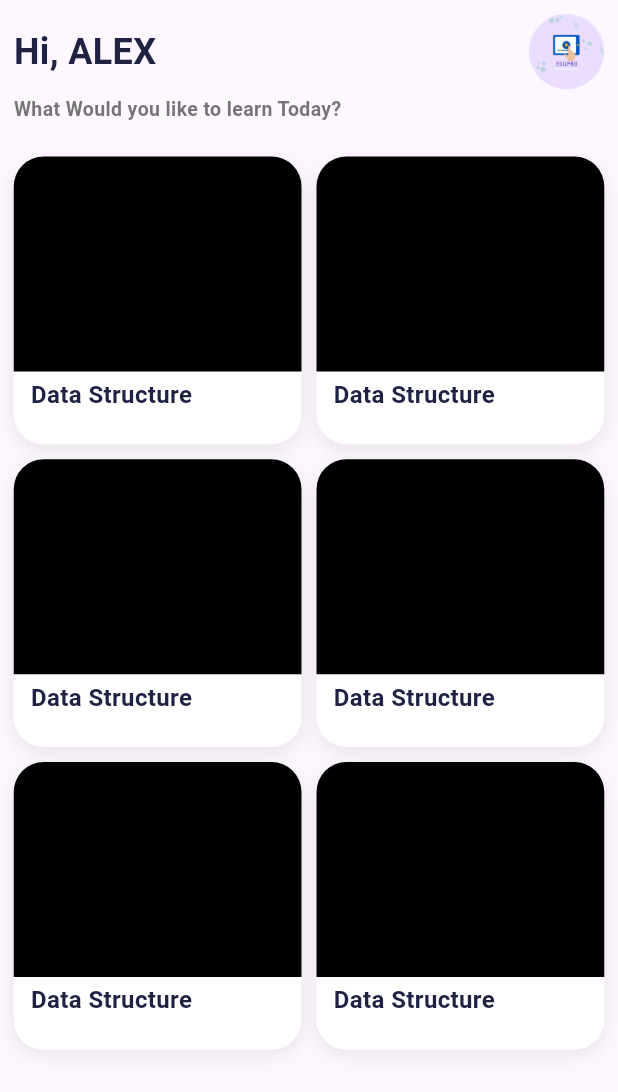
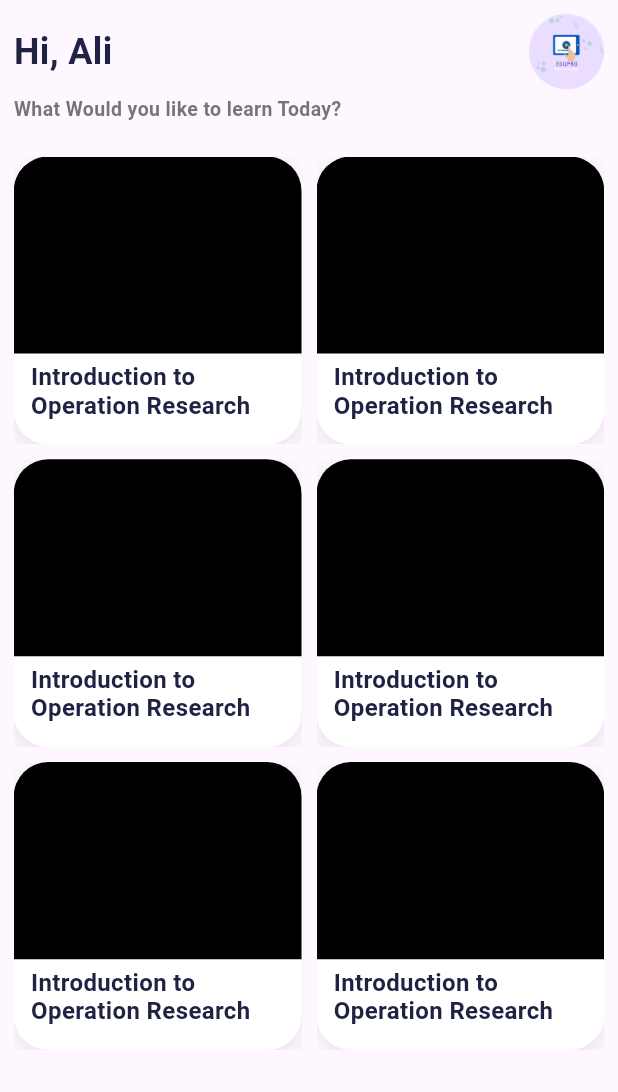
Before and after one commit to aliabdelmoaty/eelu-App, a Flutter app: the HomeScreen screen opened directly, on a phone screen of 412 x 824 dp. Shown: the top 1092 px of the screen. Run offline on Flutter 3.47's test engine with Material 3 defaults, Android fonts, the light colour scheme and no system bars; our stand-ins replace flutter_screenutil, flutter_svg, go_router; Roboto replaces fonts that are missing (Jost, Mulish).

Commit message:
home screen ui done

```diff
--- /dev/null
+++ b/lib/core/utils/app_router.dart
@@ -0,0 +1,26 @@
+import 'package:go_router/go_router.dart';
+import 'package:payment/features/home/presentation/view/home_screen.dart';
+import 'package:payment/features/login/presentation/view/login_screen.dart';
+import 'package:payment/features/register/presentation/view/register_screen.dart';
+
+abstract class AppRouter {
+  static const String home = '/';
+  static const String login = '/login';
+  static const String register = '/register';
+
+
+  static final router = GoRouter(routes: [
+    GoRoute(
+      path: home,
+      builder: (context, state) => const HomeScreen(),
+    ),
+    GoRoute(
+      path: login,
+      builder: (context, state) => const LoginScreen(),
+    ),
+    GoRoute(
+      path: register,
+      builder: (context, state) => const RegisterScreen(),
+    ),
+  ]);
+}
--- a/lib/features/home/presentation/view/home_screen.dart
+++ b/lib/features/home/presentation/view/home_screen.dart
@@ -1,7 +1,6 @@
 import 'package:flutter/material.dart';
-import 'package:flutter_screenutil/flutter_screenutil.dart';
-import 'package:payment/core/utils/assets.dart';
-import 'package:payment/core/utils/styles.dart';
+
+import 'package:payment/features/home/presentation/view/widgets/home_screen_body.dart';
 
 class HomeScreen extends StatelessWidget {
   const HomeScreen({super.key});
@@ -13,92 +12,3 @@ class HomeScreen extends StatelessWidget {
     );
   }
 }
-
-class HomeScreenBody extends StatelessWidget {
-  const HomeScreenBody({super.key});
-
-  @override
-  Widget build(BuildContext context) {
-    return SafeArea(
-      child: Padding(
-        padding: EdgeInsets.all(8.r),
-        child: Column(
-          crossAxisAlignment: CrossAxisAlignment.start,
-          children: [
-            Row(
-              children: [
-                const Text('Hi, ALEX', style: Styles.textStyle24),
-                const Spacer(),
-                CircleAvatar(
-                  radius: 22.r,
-                  backgroundImage: const AssetImage(Assets.imagesSplash),
-                )
-              ],
-            ),
-            SizedBox(height: 5.h),
-            const Text('What Would you like to learn Today? ',
-                style: Styles.textStyle70013),
-            SizedBox(height: 20.h),
-            Expanded(
-              child: GridView.count(
-                crossAxisCount: 2,
-                crossAxisSpacing: 10.0,
-                mainAxisSpacing: 10.0,
-                shrinkWrap: true,
-                children: List.generate(6, (index) {
-                  return GestureDetector(
-                    onTap: () {
-                      // ignore: avoid_print
-                      print(index);
-                    },
-                    child: Stack(
-                      children: [
-                        Container(
-                          width: 190.w,
-                          height: 165.h,
-                          decoration: ShapeDecoration(
-                            color: Colors.white,
-                            shape: RoundedRectangleBorder(
-                              borderRadius: BorderRadius.circular(20),
-                            ),
-                            shadows: const [
-                              BoxShadow(
-                                color: Color(0x14000000),
-                                blurRadius: 10,
-                                offset: Offset(0, 4),
-                                spreadRadius: 0,
-                              )
-                            ],
-                          ),
-                        ),
-                        Container(
-                          width: 190.w,
-                          height: 120.h,
-                          decoration: const ShapeDecoration(
-                            color: Colors.black,
-                            shape: RoundedRectangleBorder(
-                              borderRadius: BorderRadius.only(
-                                topLeft: Radius.circular(20),
-                                topRight: Radius.circular(20),
-                              ),
-                            ),
-                          ),
-                        ),
-                        Positioned(
-                          top: 125.h,
-                          left: 10.w,
-                          child: const Text('Data Structure',
-                              style: Styles.textStyle16),
-                        ),
-                      ],
-                    ),
-                  );
-                }),
-              ),
-            ),
-          ],
-        ),
-      ),
-    );
-  }
-}
--- /dev/null
+++ b/lib/features/home/presentation/view/widgets/course_item.dart
@@ -0,0 +1,59 @@
+import 'package:flutter/material.dart';
+import 'package:flutter_screenutil/flutter_screenutil.dart';
+import 'package:payment/core/utils/styles.dart';
+
+class CourseItem extends StatelessWidget {
+  const CourseItem({
+    super.key,
+  });
+
+  @override
+  Widget build(BuildContext context) {
+    return Stack(
+      children: [
+        Container(
+          width: 170.w,
+          height: 165.h,
+          decoration: ShapeDecoration(
+            color: Colors.white,
+            shape: RoundedRectangleBorder(
+              borderRadius: BorderRadius.circular(20.r),
+            ),
+            shadows: const [
+              BoxShadow(
+                color: Color(0x14000000),
+                blurRadius: 10,
+                offset: Offset(0, 4),
+                spreadRadius: 0,
+              )
+            ],
+          ),
+        ),
+        Container(
+          width: 170.w,
+          height: 110.h,
+          decoration: ShapeDecoration(
+            color: Colors.black,
+            shape: RoundedRectangleBorder(
+              borderRadius: BorderRadius.only(
+                topLeft: Radius.circular(20.r),
+                topRight: Radius.circular(20.r),
+              ),
+            ),
+          ),
+        ),
+        Positioned(
+          top: 115.h,
+          left: 10.w,
+          child: SizedBox(
+            width: 160.w,
+            child: const Text('Introduction to Operation Research',
+                maxLines: 2,
+                overflow: TextOverflow.ellipsis,
+                style: Styles.textStyle16),
+          ),
+        ),
+      ],
+    );
+  }
+}
--- /dev/null
+++ b/lib/features/home/presentation/view/widgets/home_screen_body.dart
@@ -0,0 +1,106 @@
+import 'package:flutter/material.dart';
+import 'package:flutter_screenutil/flutter_screenutil.dart';
+import 'package:payment/core/utils/assets.dart';
+import 'package:payment/core/utils/styles.dart';
+import 'package:payment/features/home/presentation/view/widgets/course_item.dart';
+
+class HomeScreenBody extends StatelessWidget {
+  const HomeScreenBody({super.key});
+
+  @override
+  Widget build(BuildContext context) {
+    return SafeArea(
+      child: SingleChildScrollView(
+        child: Padding(
+          padding: EdgeInsets.all(8.r),
+          child: Column(
+            crossAxisAlignment: CrossAxisAlignment.start,
+            children: [
+              Row(
+                children: [
+                  const Text('Hi, Ali', style: Styles.textStyle24),
+                  const Spacer(),
+                  CircleAvatar(
+                    radius: 22.r,
+                    backgroundImage: const AssetImage(Assets.imagesSplash),
+                  )
+                ],
+              ),
+              SizedBox(height: 5.h),
+              const Text('What Would you like to learn Today? ',
+                  style: Styles.textStyle70013),
+              SizedBox(height: 20.h),
+              SizedBox(
+                height: 600.h,
+                child: GridView.count(
+                  crossAxisCount: 2,
+                  crossAxisSpacing: 10.0,
+                  mainAxisSpacing: 10.0,
+                  shrinkWrap: true,
+                  children: List.generate(6, (index) {
+                    return GestureDetector(
+                      onTap: () {
+                        _showDoctorDialog(context);
+
+                        // ignore: avoid_print
+                        print(index);
+                      },
+                      child: const CourseItem(),
+                    );
+                  }),
+                ),
+              ),
+            ],
+          ),
+        ),
+      ),
+    );
+  }
+}
+
+void _showDoctorDialog(BuildContext context) {
+  List<String> doctors = [
+    "Hanaa Abdelhady",
+    "Safinaz AbdelFattah",
+    "Yasser Abdelfattah",
+    "Doctor 4",
+  ];
+
+  String selectedDoctor = doctors[0]; // Default selection
+
+  showDialog(
+    context: context,
+    builder: (BuildContext context) {
+      return AlertDialog(
+        backgroundColor: Colors.white,
+        title: const Text(
+          'Choose a Doctor',
+          style: Styles.textStyle16,
+        ),
+        content: SizedBox(
+          height: 175.h,
+          child: Column(
+            children: <Widget>[
+              for (String doctor in doctors)
+                ListTile(
+                  title: Text(
+                    doctor,
+                    style: Styles.textStyle13,
+                  ),
+                  onTap: () {
+                    Navigator.pop(context, doctor);
+                  },
+                ),
+            ],
+          ),
+        ),
+      );
+    },
+  ).then((value) {
+    if (value != null) {
+      selectedDoctor = value;
+      // Now you can use the selected doctor to navigate to the next screen
+      // For example: Navigator.push(context, MaterialPageRoute(builder: (context) => NextScreen(selectedDoctor)));
+    }
+  });
+}
--- a/lib/main.dart
+++ b/lib/main.dart
@@ -2,7 +2,7 @@
 
 import 'package:flutter/material.dart';
 import 'package:flutter_screenutil/flutter_screenutil.dart';
-import 'package:payment/features/register/presentation/view/register_screen.dart';
+import 'package:payment/core/utils/app_router.dart';
 import 'package:payment/generated/l10n.dart';
 import 'package:flutter_localizations/flutter_localizations.dart';
 
@@ -19,7 +19,7 @@ class MyApp extends StatelessWidget {
        designSize: const Size(360, 690),
       minTextAdapt: true,
       splitScreenMode: true,
-      builder:(_ , child)=> MaterialApp(
+      builder:(_ , child)=> MaterialApp.router(
         debugShowCheckedModeBanner: false,
         localizationsDelegates: const [
           S.delegate,
@@ -28,7 +28,7 @@ class MyApp extends StatelessWidget {
           GlobalCupertinoLocalizations.delegate,
         ],
         supportedLocales: S.delegate.supportedLocales,
-        home: const RegisterScreen(),
+         routerConfig: AppRouter.router,
       ),
     );
   }
--- a/pubspec.yaml
+++ b/pubspec.yaml
@@ -35,6 +35,7 @@ dependencies:
     sdk: flutter
   flutter_screenutil: ^5.9.0
   flutter_svg: ^2.0.9
+  go_router: ^13.1.0
 dev_dependencies:
   flutter_launcher_icons: ^0.13.1
   flutter_lints: ^2.0.0
```
Also changed, not shown: lib/features/course/presentation/view/course_screen.dart (added, +20 -0 lines), lib/features/login/presentation/view/widgets/login_screen_body.dart (+3 -5 lines), lib/features/register/presentation/view/widgets/register_screen_body.dart (+3 -5 lines), pubspec.lock.
